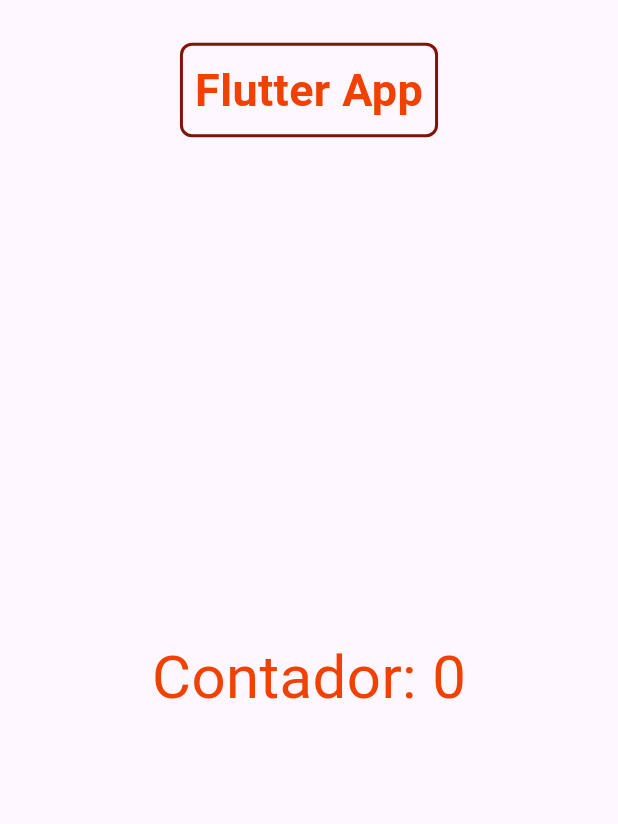
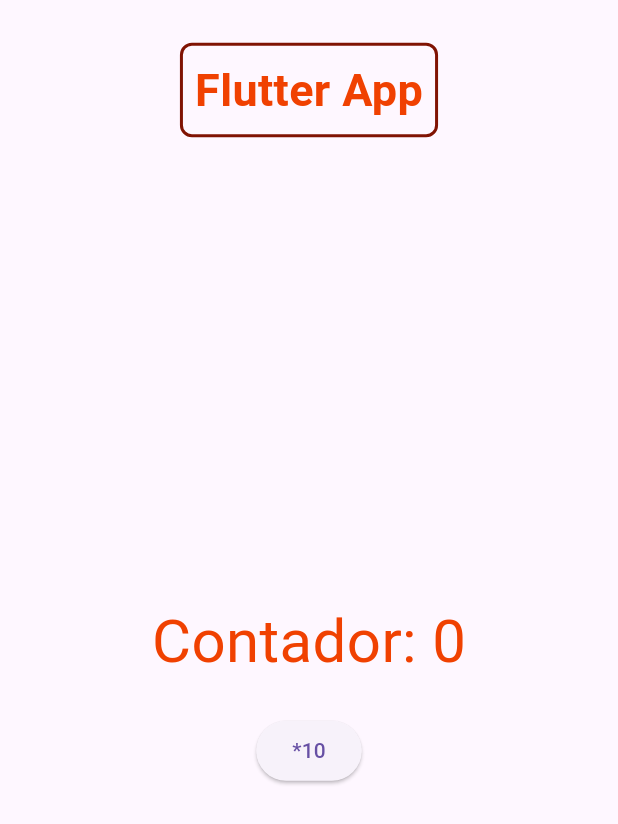
Before and after one commit to Flutter-Vacantes/Proyecto-Flutter, a Flutter app: what flutterApp() shows on an empty page, opened directly, on a phone screen of 412 x 824 dp. Shown: the top 824 px of the screen. Run offline on Flutter 3.47's test engine with Material 3 defaults, Android fonts, the phone set to English and light mode, and no system bars.

Commit message:
FV-11 Multiply By Ten button

```diff
--- a/flutter_app/lib/main.dart
+++ b/flutter_app/lib/main.dart
@@ -54,6 +54,12 @@ Widget flutterApp() {
               },
             ),
             const SizedBox(height: 20),
+            Row(
+              mainAxisAlignment: MainAxisAlignment.center,
+              children: [
+                ElevatedButton(onPressed: () {contadorNotifier.value *=10;}, child: const Text('*10')),
+              ],
+            )
           ],
         ),
       ),
```
